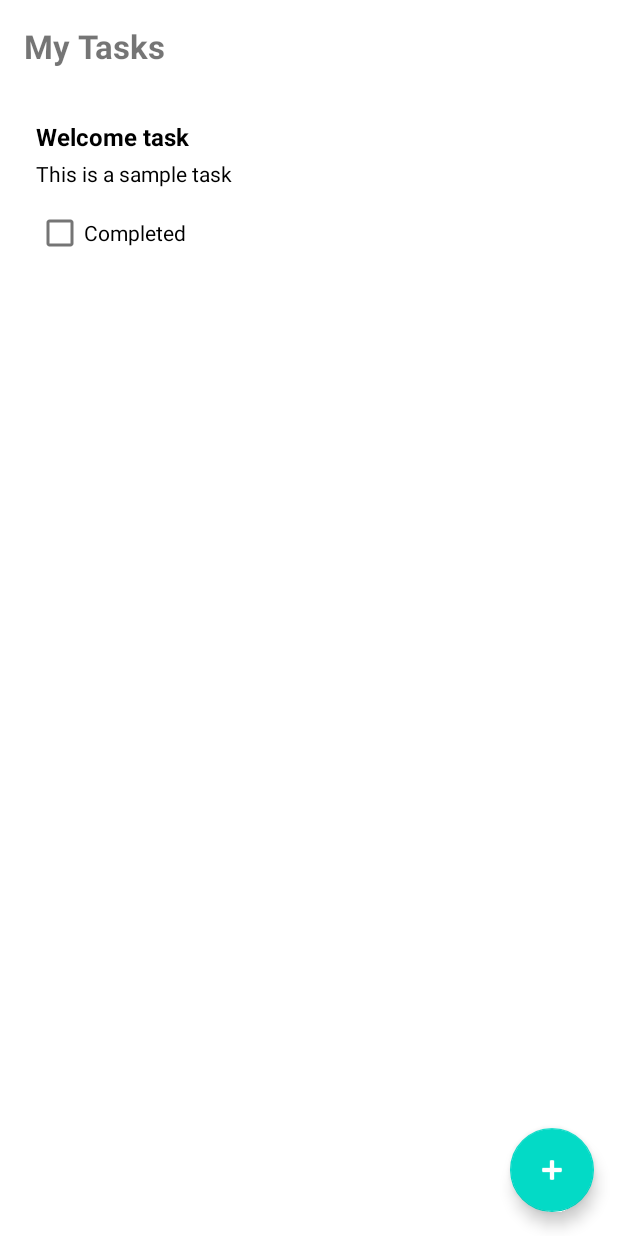
After one commit to VCDN-2025/prog7314-poe-part-2-ST10300672, an Android app built with Jetpack Compose: the TaskListActivity screen opened directly, with no data from a screen before it, on a phone screen of 412 x 824 dp. The commit adds this screen. Run offline under Robolectric (Android 15) with nearby library versions, the phone set to English and light mode, and no system bars.

Commit message:
Created Home Screen, Added a My Tasks Screen for creating tasks

```diff
--- a/app/src/main/AndroidManifest.xml
+++ b/app/src/main/AndroidManifest.xml
@@ -24,6 +24,10 @@
                 <category android:name="android.intent.category.LAUNCHER" />
             </intent-filter>
         </activity>
+
+        <!-- Task List Activity Screen -->
+        <activity android:name=".TaskListActivity" />
+
     </application>
 
 
--- /dev/null
+++ b/app/src/main/java/com/example/taskmaster/TaskListActivity.kt
@@ -0,0 +1,73 @@
+package com.example.taskmaster
+
+import android.app.AlertDialog
+import android.os.Bundle
+import android.text.InputType
+import android.view.ViewGroup
+import android.widget.EditText
+import androidx.appcompat.app.AppCompatActivity
+import androidx.recyclerview.widget.LinearLayoutManager
+import androidx.recyclerview.widget.RecyclerView
+import com.example.taskmaster.adapter.TaskAdapter
+import com.example.taskmaster.model.Task
+import com.google.android.material.floatingactionbutton.FloatingActionButton
+import java.util.*
+
+class TaskListActivity : AppCompatActivity() {
+
+    private lateinit var recycler: RecyclerView
+    private lateinit var adapter: TaskAdapter
+    private val tasks = mutableListOf<Task>()
+
+    override fun onCreate(savedInstanceState: Bundle?) {
+        super.onCreate(savedInstanceState)
+        setContentView(R.layout.activity_task_list)
+
+        recycler = findViewById(R.id.recyclerTasks)
+        recycler.layoutManager = LinearLayoutManager(this)
+        adapter = TaskAdapter(tasks)
+        recycler.adapter = adapter
+
+        // Optional: sample tasks
+        tasks.add(Task(UUID.randomUUID().toString(), "Welcome task", "This is a sample task", false))
+        adapter.notifyItemInserted(0)
+
+        val fab = findViewById<FloatingActionButton>(R.id.fabAddTask)
+        fab.setOnClickListener { showAddTaskDialog() }
+    }
+
+    private fun showAddTaskDialog() {
+        // Dialog with two EditTexts: title and description
+        val container = ViewGroup.LayoutParams(
+            ViewGroup.LayoutParams.MATCH_PARENT, ViewGroup.LayoutParams.WRAP_CONTENT
+        )
+        val titleInput = EditText(this)
+        titleInput.hint = "Task title"
+        titleInput.inputType = InputType.TYPE_CLASS_TEXT
+
+        val descInput = EditText(this)
+        descInput.hint = "Description (optional)"
+        descInput.inputType = InputType.TYPE_CLASS_TEXT
+
+        val linear = android.widget.LinearLayout(this)
+        linear.orientation = android.widget.LinearLayout.VERTICAL
+        linear.setPadding(40, 20, 40, 10)
+        linear.addView(titleInput)
+        linear.addView(descInput)
+
+        AlertDialog.Builder(this)
+            .setTitle("New Task")
+            .setView(linear)
+            .setPositiveButton("Add") { _, _ ->
+                val title = titleInput.text.toString().trim()
+                val desc = descInput.text.toString().trim()
+                if (title.isNotEmpty()) {
+                    val t = Task(UUID.randomUUID().toString(), title, desc, false)
+                    adapter.addTask(t)
+                    recycler.scrollToPosition(0)
+                }
+            }
+            .setNegativeButton("Cancel", null)
+            .show()
+    }
+}
--- /dev/null
+++ b/app/src/main/java/com/example/taskmaster/adapter/TaskAdapter.kt
@@ -0,0 +1,52 @@
+package com.example.taskmaster.adapter
+
+import android.view.LayoutInflater
+import android.view.View
+import android.view.ViewGroup
+import android.widget.CheckBox
+import android.widget.TextView
+import androidx.recyclerview.widget.RecyclerView
+import com.example.taskmaster.R
+import com.example.taskmaster.model.Task
+
+class TaskAdapter(
+    private val tasks: MutableList<Task>
+) : RecyclerView.Adapter<TaskAdapter.TaskViewHolder>() {
+
+    inner class TaskViewHolder(itemView: View) : RecyclerView.ViewHolder(itemView) {
+        val tvTitle: TextView = itemView.findViewById(R.id.tvTaskTitle)
+        val tvDesc: TextView = itemView.findViewById(R.id.tvTaskDescription)
+        val cbDone: CheckBox = itemView.findViewById(R.id.cbCompleted)
+    }
+
+    override fun onCreateViewHolder(parent: ViewGroup, viewType: Int): TaskViewHolder {
+        val view = LayoutInflater.from(parent.context)
+            .inflate(R.layout.item_task, parent, false)
+        return TaskViewHolder(view)
+    }
+
+    override fun onBindViewHolder(holder: TaskViewHolder, position: Int) {
+        val task = tasks[position]
+        holder.tvTitle.text = task.title
+        holder.tvDesc.text = task.description
+        holder.cbDone.isChecked = task.completed
+
+        // Toggle completed state when checkbox is clicked
+        holder.cbDone.setOnCheckedChangeListener { _, isChecked ->
+            task.completed = isChecked
+        }
+    }
+
+    override fun getItemCount(): Int = tasks.size
+
+    fun addTask(task: Task) {
+        tasks.add(0, task) // add to top
+        notifyItemInserted(0)
+    }
+
+    fun updateTasks(newTasks: List<Task>) {
+        tasks.clear()
+        tasks.addAll(newTasks)
+        notifyDataSetChanged()
+    }
+}
--- /dev/null
+++ b/app/src/main/java/com/example/taskmaster/model/Task.kt
@@ -0,0 +1,8 @@
+package com.example.taskmaster.model
+
+data class Task(
+    val id: String,
+    var title: String,
+    var description: String = "",
+    var completed: Boolean = false
+)
--- /dev/null
+++ b/app/src/main/res/layout/activity_task_list.xml
@@ -0,0 +1,38 @@
+<?xml version="1.0" encoding="utf-8"?>
+<androidx.coordinatorlayout.widget.CoordinatorLayout
+    xmlns:android="http://schemas.android.com/apk/res/android"
+    xmlns:app="http://schemas.android.com/apk/res-auto"
+    android:layout_width="match_parent"
+    android:layout_height="match_parent">
+
+    <!-- Header -->
+    <TextView
+        android:id="@+id/tvTasksHeader"
+        android:layout_width="wrap_content"
+        android:layout_height="wrap_content"
+        android:text="My Tasks"
+        android:textSize="22sp"
+        android:textStyle="bold"
+        android:layout_margin="16dp"/>
+
+    <!-- RecyclerView -->
+    <androidx.recyclerview.widget.RecyclerView
+        android:id="@+id/recyclerTasks"
+        android:layout_width="match_parent"
+        android:layout_height="match_parent"
+        android:layout_marginTop="56dp"
+        android:padding="12dp"
+        android:clipToPadding="false"/>
+
+    <!-- Floating Action Button -->
+    <com.google.android.material.floatingactionbutton.FloatingActionButton
+        android:id="@+id/fabAddTask"
+        android:layout_width="wrap_content"
+        android:layout_height="wrap_content"
+        android:contentDescription="Add Task"
+        app:srcCompat="@android:drawable/ic_input_add"
+        app:tint="@android:color/white"
+        app:layout_anchorGravity="bottom|end"
+        android:layout_margin="16dp"
+        app:layout_anchor="@id/recyclerTasks" />
+</androidx.coordinatorlayout.widget.CoordinatorLayout>
--- /dev/null
+++ b/app/src/main/res/layout/item_task.xml
@@ -0,0 +1,34 @@
+<?xml version="1.0" encoding="utf-8"?>
+<LinearLayout xmlns:android="http://schemas.android.com/apk/res/android"
+    android:layout_width="match_parent"
+    android:layout_height="wrap_content"
+    android:orientation="vertical"
+    android:padding="12dp"
+    android:background="@android:color/white">
+
+    <TextView
+        android:id="@+id/tvTaskTitle"
+        android:layout_width="match_parent"
+        android:layout_height="wrap_content"
+        android:text="Task Title"
+        android:textStyle="bold"
+        android:textSize="16sp"
+        android:textColor="@android:color/black" />
+
+    <TextView
+        android:id="@+id/tvTaskDescription"
+        android:layout_width="match_parent"
+        android:layout_height="wrap_content"
+        android:text="Task description"
+        android:textSize="14sp"
+        android:textColor="@android:color/black"
+        android:layout_marginTop="4dp" />
+
+    <CheckBox
+        android:id="@+id/cbCompleted"
+        android:layout_width="wrap_content"
+        android:layout_height="wrap_content"
+        android:text="Completed"
+        android:textColor="@android:color/black"
+        android:layout_marginTop="6dp" />
+</LinearLayout>
--- a/gradle/libs.versions.toml
+++ b/gradle/libs.versions.toml
@@ -16,6 +16,7 @@ appcompat = "1.6.1"
 material = "1.10.0"
 activity = "1.11.0"
 constraintlayout = "2.1.4"
+firebaseAuthKtx = "24.0.1"
 
 [libraries]
 androidx-core-ktx = { group = "androidx.core", name = "core-ktx", version.ref = "coreKtx" }
@@ -40,6 +41,7 @@ androidx-appcompat = { group = "androidx.appcompat", name = "appcompat", version
 material = { group = "com.google.android.material", name = "material", version.ref = "material" }
 androidx-activity = { group = "androidx.activity", name = "activity", version.ref = "activity" }
 androidx-constraintlayout = { group = "androidx.constraintlayout", name = "constraintlayout", version.ref = "constraintlayout" }
+firebase-auth-ktx = { group = "com.google.firebase", name = "firebase-auth-ktx", version.ref = "firebaseAuthKtx" }
 
 [plugins]
 android-application = { id = "com.android.application", version.ref = "agp" }
```
Also changed, not shown: app/src/main/java/com/example/taskmaster/MainActivity.kt (+36 -8 lines), app/src/main/res/layout/activity_main.xml (+31 -5 lines), app/src/main/res/layout/dialog_add_task.xml (added, +56 -0 lines), settings.gradle.kts (line endings or trailing spaces).
